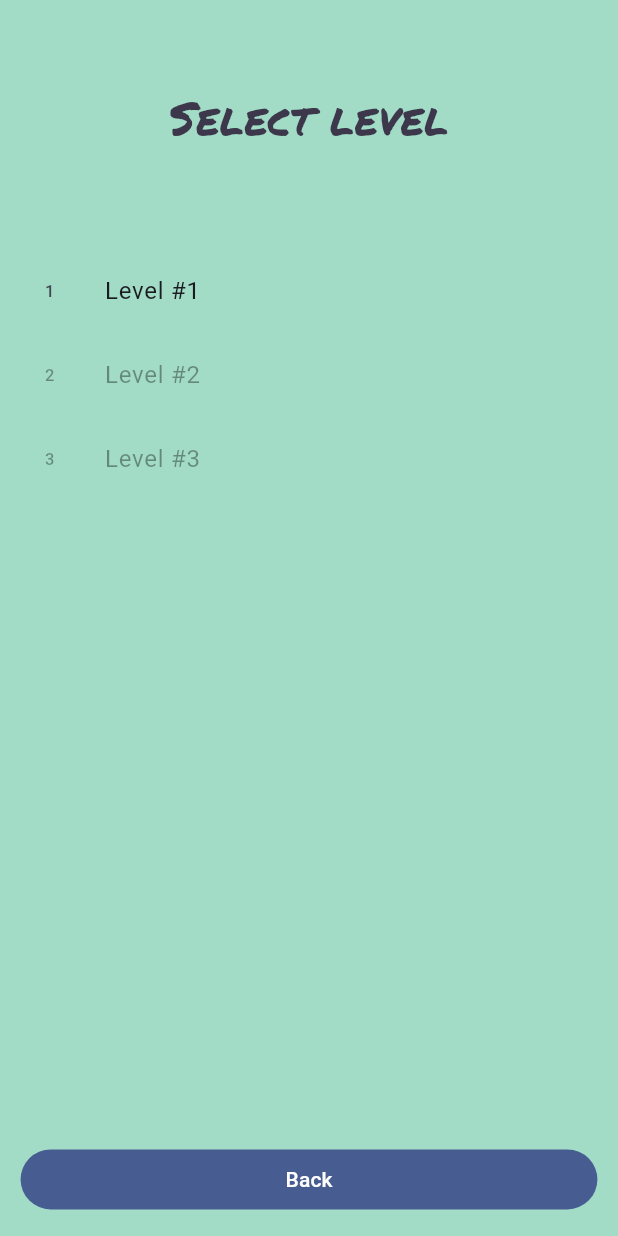
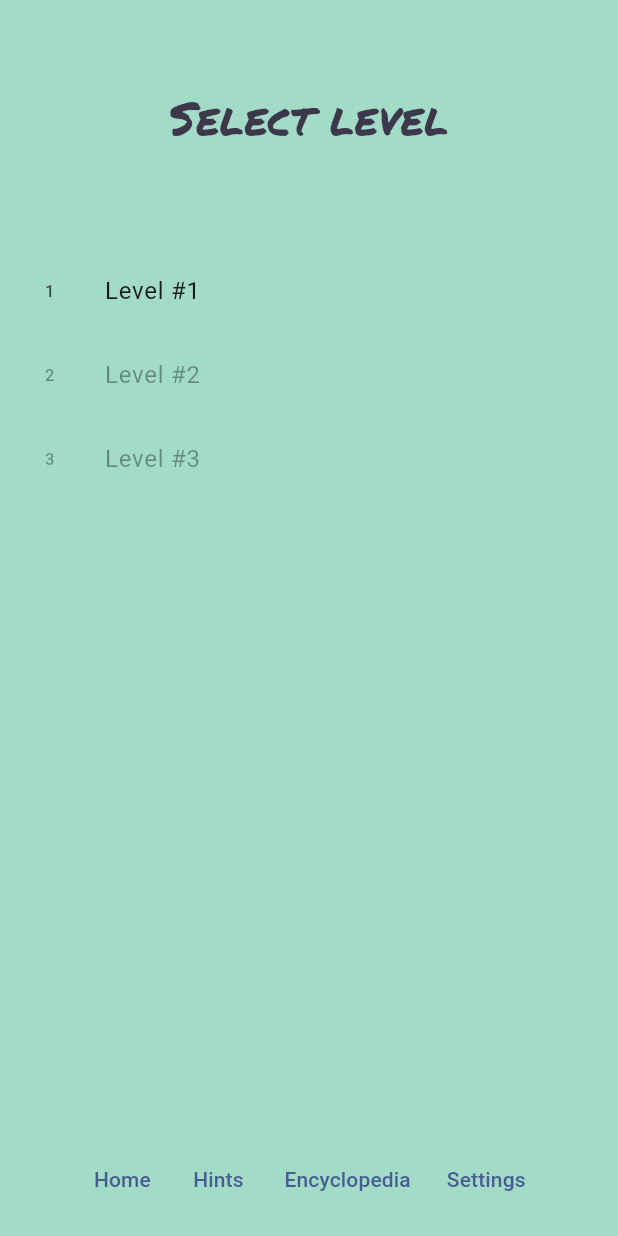
Before and after one commit to h0nu/585-group8, a Flutter app: the LevelSelectionScreen screen opened by its route, on a phone screen of 412 x 824 dp. Run offline on Flutter 3.47's test engine with Material 2 defaults, Android fonts, the phone set to English and light mode, and no system bars; our stand-ins replace firebase_core, firebase_crashlytics, go_router, shared_preferences; missing offline and left inert: games_services; accounts and stored records are empty.

Commit message:
Added menu bar to main menu screen

```diff
--- a/lib/src/level_selection/level_selection_screen.dart
+++ b/lib/src/level_selection/level_selection_screen.dart
@@ -55,11 +55,32 @@ class LevelSelectionScreen extends StatelessWidget {
             ),
           ],
         ),
-        rectangularMenuArea: FilledButton(
-          onPressed: () {
-            GoRouter.of(context).go('/');
-          },
-          child: const Text('Back'),
+        rectangularMenuArea: Row(
+          mainAxisAlignment: MainAxisAlignment.center,
+          children:[
+
+            TextButton(
+              onPressed: () {
+                GoRouter.of(context).go('/play');
+              },
+              child: const Text('Home'),
+            ),
+
+            TextButton(
+              onPressed: () => GoRouter.of(context).push('/settings'),
+              child: const Text('Hints'),
+            ),
+
+            TextButton(
+              onPressed: () => GoRouter.of(context).push('/settings'),
+              child: const Text('Encyclopedia'),
+            ),
+
+            TextButton(
+              onPressed: () => GoRouter.of(context).push('/settings'),
+              child: const Text('Settings'),
+            ),
+            ],
         ),
       ),
     );
```
